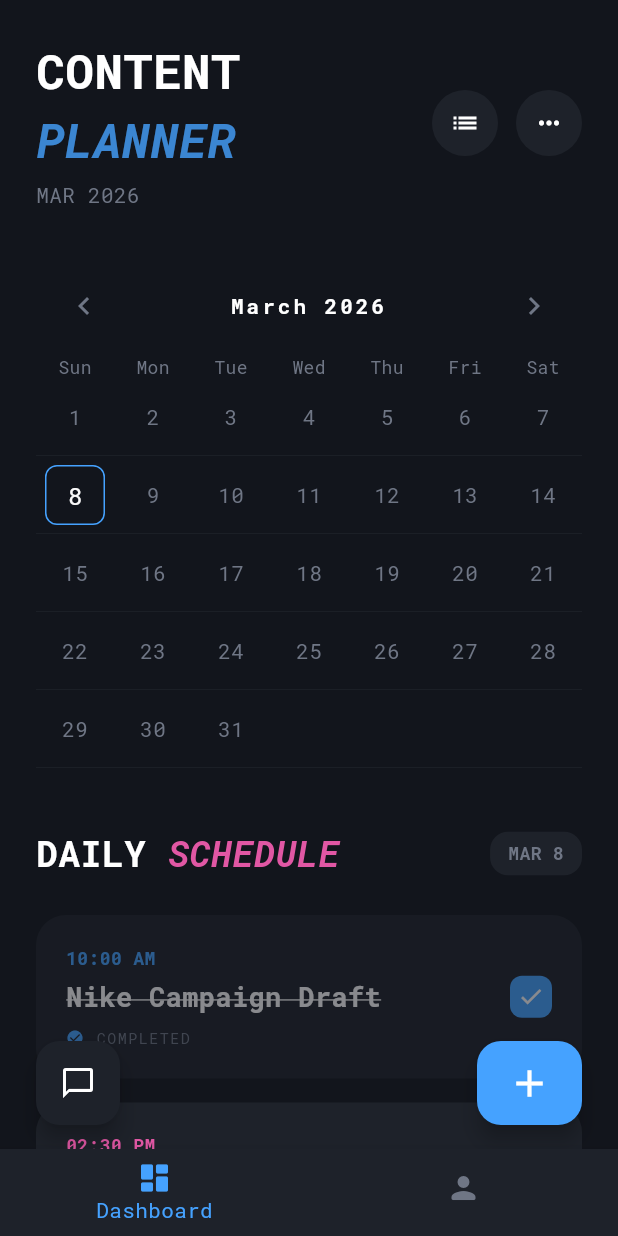
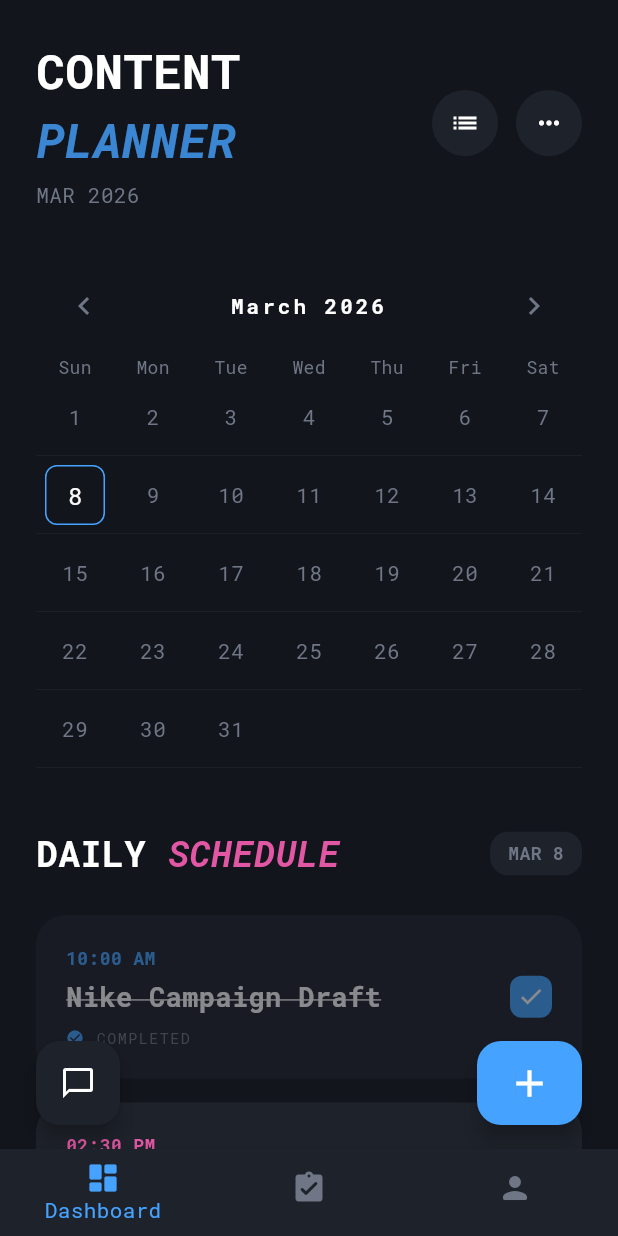
Before and after one commit to PandaBean18/cthree_frontend, a Flutter app: the CreatorMainScaffold screen opened directly, after a tap on "10:00 AM", on a phone screen of 412 x 824 dp. Run offline on Flutter 3.47's test engine with Material 3 defaults, Android fonts, the phone set to English and light mode, and no system bars; drawn by our look-alikes of table_calendar; our stand-ins replace dio, flutter_secure_storage, font_awesome_flutter, google_fonts, image_picker, jwt_decoder and 1 more; missing offline and left inert: chart_sparkline; accounts and stored records are empty; network calls fail.

Commit message:
screen for seeing all the deliverables

```diff
--- a/lib/core/api/deliverable_repository.dart
+++ b/lib/core/api/deliverable_repository.dart
@@ -9,18 +9,26 @@ class DeliverableRepository {
   final Dio _dio = DioClient().dio;
   final Dio _cloudinaryDio = Dio();
 
-  Future<DeliverableModel?> getDeliverables() async {
+  Future<List<DeliverableModel>?> getDeliverables() async {
     try {
       final response = await _dio.get(
         '/users/deliverables'
       );
 
       if (response.statusCode == 200) {
-        return DeliverableModel.fromJson(response.data);
+        List<Map<String, dynamic>> data = (response.data as List)
+                                          .map((item) => item as Map<String, dynamic>)
+                                          .toList();
+        List<DeliverableModel> a = [];
+        for (Map<String, dynamic> d in data) {
+          a.add(DeliverableModel.fromJson(d));
+        }
+        print(a);
+        return a;
       }
-
       return null;
     } catch (e) {
+      print(e);
       return null;
     }
   }
--- a/lib/core/models/deliverable_model.dart
+++ b/lib/core/models/deliverable_model.dart
@@ -1,11 +1,12 @@
 class Campaign {
   String id;
   String title;
+  String brief;
 
-  Campaign({required this.id, required this.title});
+  Campaign({required this.id, required this.title, required this.brief});
 
   factory Campaign.fromJson(Map<String, dynamic> json) {
-    return Campaign(id: json['id'], title: json['title']);
+    return Campaign(id: json['id'], title: json['title'], brief: json['brief']);
   }
 }
 
@@ -42,7 +43,7 @@ class DeliverableModel {
     return DeliverableModel(
       id: json['id'],
       campaignParticipant: CampaignParticipant.fromJson(json['campaign_participant']),
-      createdAt: json['created_at'],
+      createdAt: DateTime.parse(json['created_at']),
       deliverableType: json['deliverable_type'],
       status: json['status'],
       feedback: json['feedback'],
--- a/lib/features/creator_flow/screens/creator_main_scaffold.dart
+++ b/lib/features/creator_flow/screens/creator_main_scaffold.dart
@@ -1,6 +1,7 @@
 import 'package:flutter/material.dart';
 import 'package:cthree/features/creator_flow/screens/dashboard.dart';
 import 'package:cthree/features/creator_flow/screens/profile_screen.dart';
+import 'package:cthree/features/creator_flow/screens/deliverables_screen.dart';
 
 class CreatorMainScaffold extends StatefulWidget {
   const CreatorMainScaffold({super.key});
@@ -14,7 +15,8 @@ class _CreatorMainScaffold extends State<CreatorMainScaffold> {
 
   final List<Widget> _screens = [
     const ContentPlannerScreen(),
-    const CreatorProfileScreen()
+    const DeliverablesScreen(),
+    const CreatorProfileScreen(),
   ];
 
   void _onItemTapped(int index) {
@@ -49,6 +51,10 @@ class _CreatorMainScaffold extends State<CreatorMainScaffold> {
               label: 'Dashboard',
             ),
             BottomNavigationBarItem(
+              icon: Icon(Icons.assignment_turned_in_rounded),
+              label: 'Deliverables',
+            ),
+            BottomNavigationBarItem(
               icon: Icon(Icons.person_rounded),
               label: 'Profile',
             ),
--- /dev/null
+++ b/lib/features/creator_flow/screens/deliverables_screen.dart
@@ -0,0 +1,145 @@
+import 'package:flutter/material.dart';
+import 'package:cthree/core/api/deliverable_repository.dart';
+import 'package:cthree/core/models/deliverable_model.dart';
+import 'package:google_fonts/google_fonts.dart';
+
+
+class DeliverablesScreen extends StatefulWidget {
+  const DeliverablesScreen({super.key});
+
+  @override
+  State<DeliverablesScreen> createState() => _DeliverableScreenState();
+}
+
+class _DeliverableScreenState extends State<DeliverablesScreen> {
+  final DeliverableRepository _repo = DeliverableRepository();
+  List<DeliverableModel>? _deliverables;
+  bool _isLoading = true;
+
+  @override
+  void initState() {
+    super.initState();
+    _fetchDeliverables();
+  }
+
+  Future<void> _fetchDeliverables() async {
+    final data = await _repo.getDeliverables();
+    if (mounted) {
+      setState(() {
+        _deliverables = data;
+        _isLoading = false;
+      });
+    }
+  }
+
+  @override
+  Widget build(BuildContext context) {
+    return Scaffold(
+      backgroundColor: Theme.of(context).scaffoldBackgroundColor,
+      appBar: AppBar(
+        backgroundColor: Colors.transparent,
+        elevation: 0,
+        title: const Text(
+          'Your Deliverables',
+          style: TextStyle(color: Colors.white, fontWeight: FontWeight.bold),
+        ),
+      ),
+      body: _isLoading
+      ? Center(child: CircularProgressIndicator(color: Theme.of(context).colorScheme.secondary,),)
+      : RefreshIndicator(
+        onRefresh: _fetchDeliverables,
+        child: _deliverables == null || _deliverables!.isEmpty
+        ? _buildEmptyState()
+        : ListView.builder(
+          padding: EdgeInsets.all(20),
+          itemCount: _deliverables!.length,
+          itemBuilder: (context, index) => _buildDeliverableCard(_deliverables![index]),
+        ),
+      ),
+    );
+  }
+
+  Widget _buildEmptyState() {
+    return const Center(
+      child: Text("No active deliverables found.",
+        style: TextStyle(color: Color(0xFF6F7685))),
+    );
+  }
+
+  Widget _buildDeliverableCard(DeliverableModel deliverable) {
+    final statusColor = _getStatusColor(deliverable.status);
+
+    return GestureDetector(
+      onTap: () {
+        print('Tapped Deliverable: ${deliverable.id}');
+      },
+      child: Container(
+        margin: EdgeInsets.only(bottom: 16),
+        padding: EdgeInsets.all(20),
+        decoration: BoxDecoration(
+          color: Theme.of(context).colorScheme.surface,
+          borderRadius: BorderRadius.circular(16),
+          border: Border.all(color: Colors.white.withValues(alpha: 0.05))
+        ),
+        child: Column(
+          crossAxisAlignment: CrossAxisAlignment.start,
+          children: [
+            RichText(
+              text: TextSpan(
+                style: const TextStyle(fontSize: 16, fontWeight: FontWeight.bold),
+                children: [
+                  TextSpan(
+                    text: '${deliverable.deliverableType[0].toUpperCase() + deliverable.deliverableType.substring(1)} for ',
+                    style: TextStyle(
+                      color: Colors.white,
+                      fontFamily: GoogleFonts.robotoMono().fontFamily
+                    )
+                  ),
+                  TextSpan(
+                    text: deliverable.campaignParticipant.campaign.title,
+                    style: TextStyle(
+                      color: Theme.of(context).primaryColor,
+                      fontFamily: GoogleFonts.robotoMono().fontFamily,
+                      fontStyle: FontStyle.italic
+                    )
+                  )
+                ]
+              ),
+            ),
+            SizedBox(height: 12,),
+
+            Row(
+              children: [
+                Container(
+                  width: 8,
+                  height: 8,
+                  decoration: BoxDecoration(color: statusColor, shape: BoxShape.circle),
+                ),
+                const SizedBox(width: 8,),
+                Text(
+                  deliverable.status.toUpperCase(),
+                  style: TextStyle(
+                    color: statusColor,
+                    fontSize: 12,
+                    fontWeight: FontWeight.bold,
+                    letterSpacing: 1.1
+                  ),
+                ),
+              ],
+            ),
+          ],
+        ),
+      ),
+    );
+  }
+
+  Color _getStatusColor(String status) {
+    switch (status.toLowerCase()) {
+      case 'approved': return Colors.greenAccent;
+      case 'rejected': return Colors.redAccent;
+      case 'submitted': return Theme.of(context).colorScheme.secondary;
+      default: return const Color(0xFF6F7685);
+
+    }
+  }
+}
```
